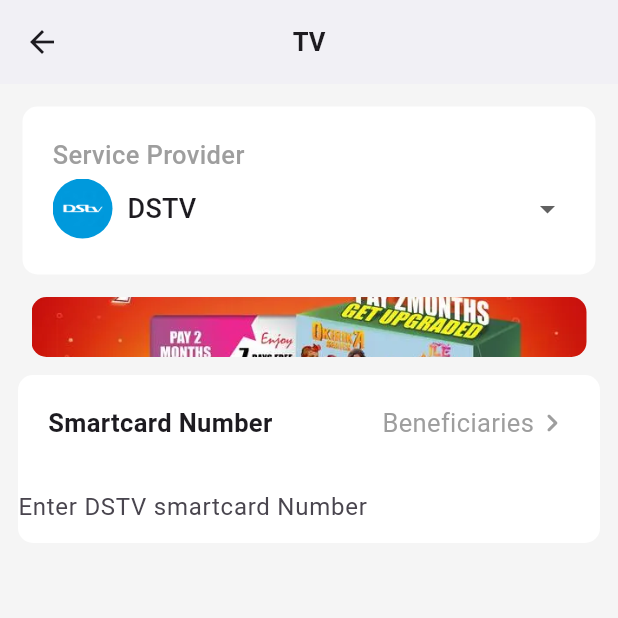
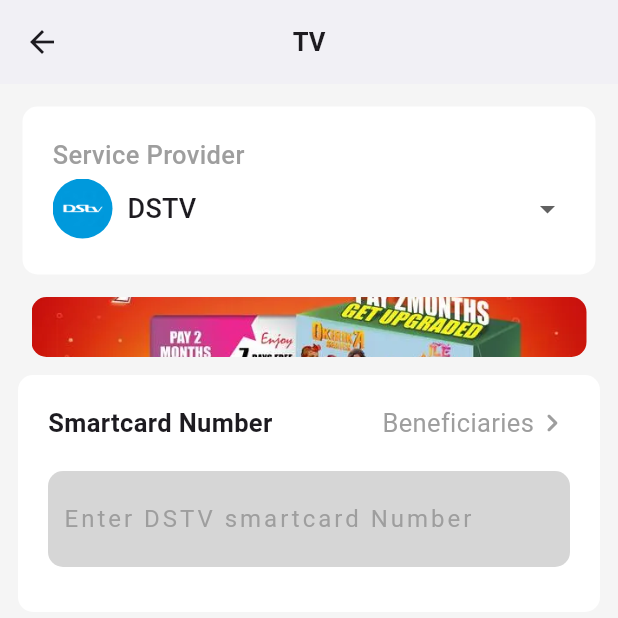
Before and after one commit to EverlastingBigFlo/mobile_app_ui, a Flutter app: the tv screen opened by its route, on a phone screen of 412 x 824 dp, the top half of it. Run offline on Flutter 3.47's test engine with Material 2 defaults, Android fonts, the phone set to English and light mode, and no system bars; our stand-ins replace smooth_page_indicator.

Commit message:
added some decorations to my input text

```diff
--- a/lib/pages/tv.dart
+++ b/lib/pages/tv.dart
@@ -201,13 +201,28 @@ class _tvState extends State<tv> {
                         ],
                       ),
                     ),
-                    TextField(
-                      keyboardType: TextInputType.number,
-                      decoration: InputDecoration(
-                        hintText: hintText,
-                        border: InputBorder.none,
+                    Padding(
+                      padding: const EdgeInsets.fromLTRB(20, 0, 20, 30),
+                      child: Container(
+                        decoration: BoxDecoration(
+                          color:
+                              Colors.grey[350], // Set the background color here
+                          borderRadius: BorderRadius.all(Radius.circular(10.0)),
+                        ),
+                        child: TextField(
+                          keyboardType: TextInputType.number,
+                          decoration: InputDecoration(
+                            hintText: hintText,
+                            hintStyle: TextStyle(
+                              color: Colors.grey,
+                              letterSpacing: 2.0,
+                            ),
+                            contentPadding: EdgeInsets.fromLTRB(10, 20, 10, 20),
+                            border: InputBorder.none,
+                          ),
+                        ),
                       ),
-                    ),
+                    )
                   ],
                 ),
               ),
```
